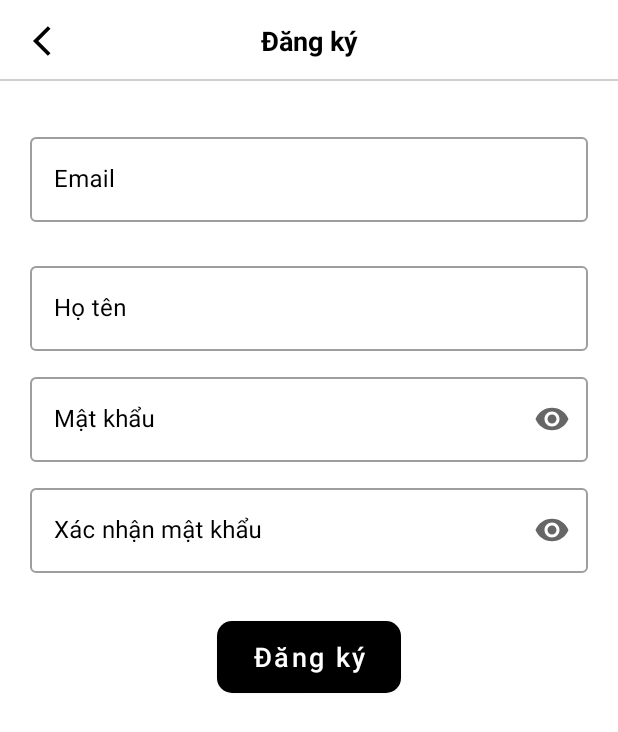
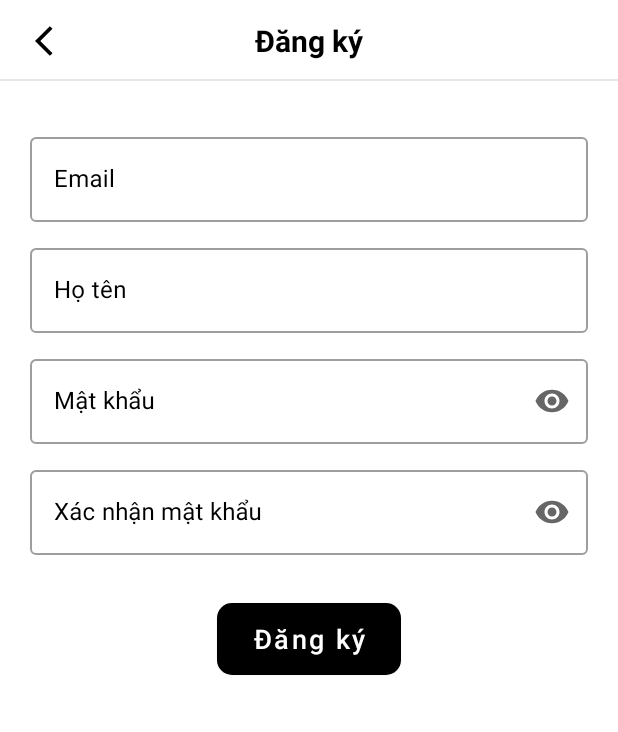
Before and after one commit to hi-uta27/QuanLyTapHoa, an Android app: the RegisterActivity screen opened directly, with no data from a screen before it, on a phone screen of 412 x 824 dp. Shown: the top 732 px of the screen. Run offline under Robolectric (Android 15) with nearby library versions, the phone set to English and light mode, and no system bars.

Commit message:
update layout

```diff
--- a/QuanLyTapHoa/app/src/main/res/layout/activity_register.xml
+++ b/QuanLyTapHoa/app/src/main/res/layout/activity_register.xml
@@ -18,16 +18,17 @@
         app:layout_constraintTop_toTopOf="parent">
 
         <ImageView
-            android:id="@+id/imageBack"
-            android:layout_width="44dp"
+            android:id="@+id/backImage"
+            android:layout_width="54dp"
             android:layout_height="0dp"
             android:layout_alignParentStart="true"
             android:layout_alignParentTop="true"
             android:layout_alignParentBottom="true"
-            android:layout_marginStart="12dp"
             android:contentDescription="@string/back"
+            android:paddingStart="16dp"
             android:scaleType="center"
-            android:src="@drawable/ic_back" />
+            android:src="@drawable/ic_back"
+            tools:ignore="RtlSymmetry" />
 
         <TextView
             android:layout_width="0dp"
@@ -38,7 +39,7 @@
             android:gravity="center"
             android:text="@string/register"
             android:textColor="@color/black"
-            android:textSize="18sp"
+            android:textSize="20sp"
             android:textStyle="bold" />
 
         <View
@@ -63,7 +64,7 @@
         app:layout_constraintTop_toBottomOf="@+id/navigationBar">
 
         <com.google.android.material.textfield.TextInputLayout
-            android:id="@+id/layout_edt_email"
+            android:id="@+id/emailLayout"
             style="@style/Widget.MaterialComponents.TextInputLayout.OutlinedBox"
             android:layout_width="match_parent"
             android:layout_height="wrap_content"
@@ -71,76 +72,79 @@
             android:textColorHint="@color/black">
 
             <com.google.android.material.textfield.TextInputEditText
-                android:id="@+id/edt_email_sign_up"
+                android:id="@+id/emailEditText"
                 android:layout_width="match_parent"
                 android:layout_height="wrap_content"
                 tools:ignore="TextContrastCheck" />
         </com.google.android.material.textfield.TextInputLayout>
 
         <com.google.android.material.textfield.TextInputLayout
-            android:id="@+id/layout_edt_user_name"
+            android:id="@+id/userNameLayout"
             style="@style/Widget.MaterialComponents.TextInputLayout.OutlinedBox"
             android:layout_width="match_parent"
             android:layout_height="wrap_content"
-            android:layout_below="@+id/layout_edt_email"
-            android:layout_marginTop="24dp"
+            android:layout_below="@+id/emailLayout"
+            android:layout_marginTop="12dp"
             android:hint="@string/name"
             android:textColorHint="@color/black">
 
             <com.google.android.material.textfield.TextInputEditText
-                android:id="@+id/edt_user_name_sign_up"
+                android:id="@+id/userNameEditText"
                 android:layout_width="match_parent"
                 android:layout_height="wrap_content"
+                android:singleLine="true"
                 android:textColorHint="#757575"
                 tools:ignore="TextContrastCheck" />
         </com.google.android.material.textfield.TextInputLayout>
 
         <com.google.android.material.textfield.TextInputLayout
-            android:id="@+id/layout_edt_pass_word"
+            android:id="@+id/passwordLayout"
             style="@style/Widget.MaterialComponents.TextInputLayout.OutlinedBox"
             android:layout_width="match_parent"
             android:layout_height="wrap_content"
-            android:layout_below="@+id/layout_edt_user_name"
+            android:layout_below="@+id/userNameLayout"
             android:layout_marginTop="12dp"
             android:hint="@string/password"
             android:textColorHint="@color/black"
             app:endIconMode="password_toggle">
 
             <com.google.android.material.textfield.TextInputEditText
-                android:id="@+id/edt_pass_word_sign_up"
+                android:id="@+id/passwordEditText"
                 android:layout_width="match_parent"
                 android:layout_height="wrap_content"
                 android:inputType="textPassword"
                 android:paddingEnd="36dp"
+                android:singleLine="true"
                 tools:ignore="RtlSymmetry,TextContrastCheck" />
         </com.google.android.material.textfield.TextInputLayout>
 
         <com.google.android.material.textfield.TextInputLayout
-            android:id="@+id/layout_edt_pass_word2"
+            android:id="@+id/confirmPasswordLayout"
             style="@style/Widget.MaterialComponents.TextInputLayout.OutlinedBox"
             android:layout_width="match_parent"
             android:layout_height="wrap_content"
-            android:layout_below="@+id/layout_edt_pass_word"
+            android:layout_below="@+id/passwordLayout"
             android:layout_marginTop="12dp"
             android:hint="@string/confirm_password"
             android:textColorHint="@color/black"
             app:endIconMode="password_toggle">
 
             <com.google.android.material.textfield.TextInputEditText
-                android:id="@+id/edt_pass_word2_sign_up"
+                android:id="@+id/confirmPasswordEditText"
                 android:layout_width="match_parent"
                 android:layout_height="wrap_content"
                 android:inputType="textPassword"
                 android:paddingEnd="36dp"
+                android:singleLine="true"
                 android:textColorHint="#757575"
                 tools:ignore="RtlSymmetry,TextContrastCheck" />
         </com.google.android.material.textfield.TextInputLayout>
 
         <Button
-            android:id="@+id/btn_sign_up"
+            android:id="@+id/registerButton"
             android:layout_width="wrap_content"
             android:layout_height="wrap_content"
-            android:layout_below="@+id/layout_edt_pass_word2"
+            android:layout_below="@+id/confirmPasswordLayout"
             android:layout_centerHorizontal="true"
             android:layout_marginTop="32dp"
             android:background="@drawable/corner_radius_10"
@@ -151,4 +155,14 @@
             android:textSize="18sp"
             tools:ignore="DuplicateSpeakableTextCheck" />
     </RelativeLayout>
+
+    <ProgressBar
+        android:id="@+id/progressBar"
+        android:layout_width="wrap_content"
+        android:layout_height="wrap_content"
+        android:visibility="gone"
+        app:layout_constraintBottom_toBottomOf="parent"
+        app:layout_constraintEnd_toEndOf="parent"
+        app:layout_constraintStart_toStartOf="parent"
+        app:layout_constraintTop_toTopOf="parent" />
 </androidx.constraintlayout.widget.ConstraintLayout>
--- a/QuanLyTapHoa/app/src/main/res/values/colors.xml
+++ b/QuanLyTapHoa/app/src/main/res/values/colors.xml
@@ -7,5 +7,5 @@
     <color name="teal_700">#FF018786</color>
     <color name="black">#FF000000</color>
     <color name="white">#FFFFFFFF</color>
-    <color name="light_gray">#CFCFCF</color>
+    <color name="light_gray">#E6E6E6</color>
 </resources>
```
